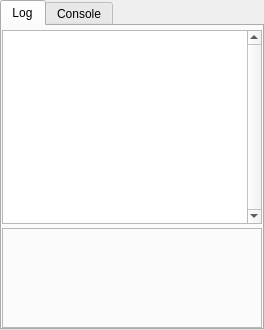
Above: src/blackgui/components/logcomponent.ui from swift-project/pilotclient before the change. Below: the same form after it.
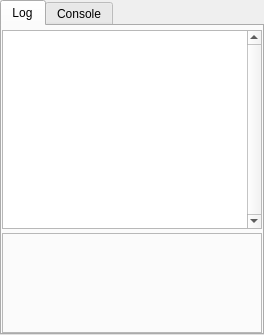
That is the form after the change. Custom widgets are drawn as their Qt base class.

What changed in the file:
```diff
--- a/src/blackgui/components/logcomponent.ui
+++ b/src/blackgui/components/logcomponent.ui
@@ -2,6 +2,14 @@
 <ui version="4.0">
  <class>CLogComponent</class>
  <widget class="QFrame" name="CLogComponent">
+  <property name="geometry">
+   <rect>
+    <x>0</x>
+    <y>0</y>
+    <width>264</width>
+    <height>335</height>
+   </rect>
+  </property>
   <property name="windowTitle">
    <string>Log component</string>
   </property>
```
Left out of the diff: 3 changed lines with no effect on the pictures.
